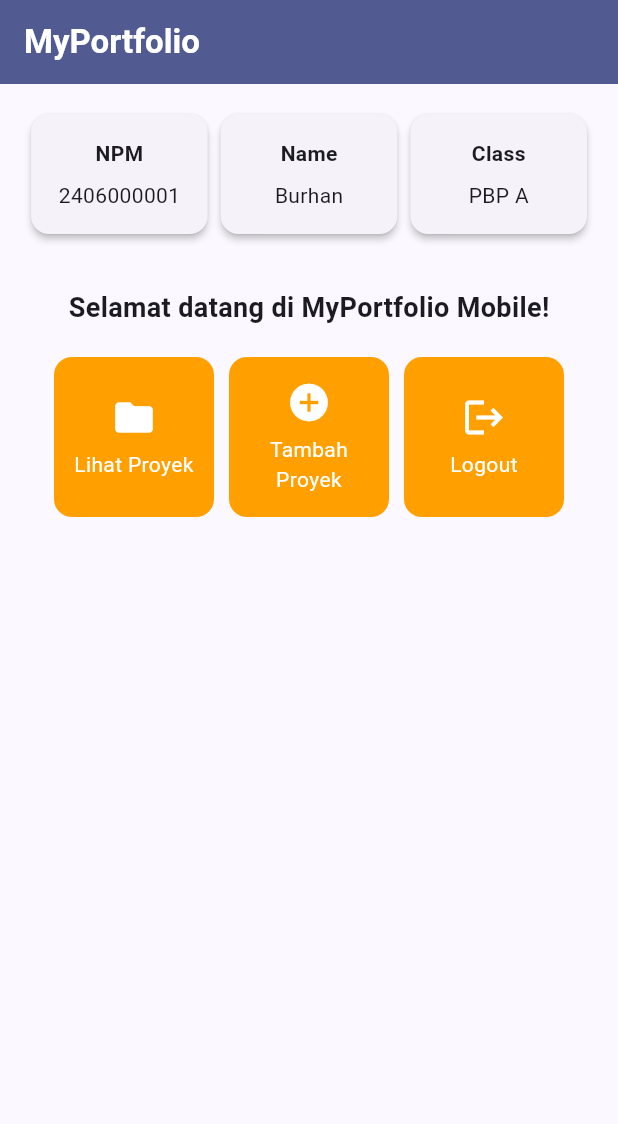
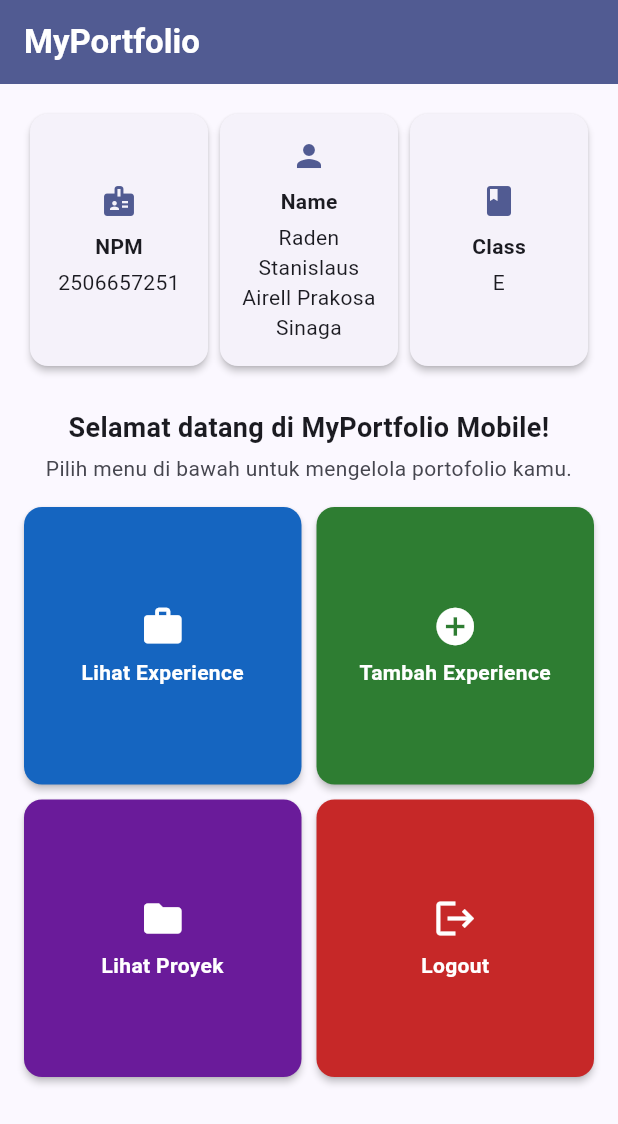
Before and after one commit to airelprakosa/myportofolio_mobile, a Flutter app: the screen it shows after launch, on a phone screen of 412 x 824 dp. Shown: the top 1124 px of the screen. Run offline on Flutter 3.47's test engine with Material 3 defaults, Android fonts, the phone set to English and light mode, and no system bars.

Commit message:
feat(menu): show personal profile and colored portfolio actions with responsive layout

```diff
--- a/lib/menu.dart
+++ b/lib/menu.dart
@@ -1,165 +1,148 @@
 import 'package:flutter/material.dart';
+import 'package:myportofolio_mobile/models/item_homepage.dart';
+import 'package:myportofolio_mobile/widgets/info_card.dart';
+import 'package:myportofolio_mobile/widgets/item_card.dart';
 
+/// Halaman menu utama aplikasi MyPortfolio Mobile.
+///
+/// Halaman ini hanya menampilkan data yang tetap (identitas pemilik dan daftar
+/// tombol aksi), sehingga dibuat sebagai [StatelessWidget] dengan konstruktor
+/// `const`. Komponen kartunya dipisah ke `widgets/` dan model datanya ke
+/// `models/` agar berkas ini fokus pada susunan halaman.
 class MyHomePage extends StatelessWidget {
-  MyHomePage({super.key});
+  const MyHomePage({super.key});
 
-  final String npm = "2406000001";
-  final String nama = "Burhan";
-  final String kelas = "PBP A";
+  /// Lebar maksimum konten agar tampilan tetap proporsional di layar lebar
+  /// (misalnya saat dijalankan di Chrome).
+  static const double _maxContentWidth = 720.0;
 
-  final List<ItemHomepage> items = [
-    ItemHomepage("Lihat Proyek", Icons.folder),
-    ItemHomepage("Tambah Proyek", Icons.add_circle),
-    ItemHomepage("Logout", Icons.logout),
+  /// Batas lebar untuk menampilkan tombol dalam 4 kolom; di bawahnya 2 kolom.
+  static const double _wideLayoutBreakpoint = 600.0;
+
+  /// NPM pemilik portofolio.
+  final String npm = '2506657251';
+
+  /// Nama lengkap pemilik portofolio.
+  final String nama = 'Raden Stanislaus Airell Prakosa Sinaga';
+
+  /// Kelas PBP pemilik portofolio.
+  final String kelas = 'E';
+
+  /// Daftar tombol aksi portofolio. Setiap tombol memiliki warna latar yang
+  /// berbeda dan kontras satu sama lain.
+  final List<ItemHomepage> items = const [
+    ItemHomepage(
+      'Lihat Experience',
+      Icons.work,
+      Color(0xFF1565C0), // biru
+      description: 'Lihat daftar pengalaman (Experience) di portofolio',
+    ),
+    ItemHomepage(
+      'Tambah Experience',
+      Icons.add_circle,
+      Color(0xFF2E7D32), // hijau
+      description: 'Tambahkan pengalaman baru ke portofolio',
+    ),
+    ItemHomepage(
+      'Lihat Proyek',
+      Icons.folder,
+      Color(0xFF6A1B9A), // ungu
+      description: 'Lihat daftar proyek di portofolio',
+    ),
+    ItemHomepage(
+      'Logout',
+      Icons.logout,
+      Color(0xFFC62828), // merah
+      description: 'Keluar dari akun portofolio',
+    ),
   ];
 
   @override
   Widget build(BuildContext context) {
-    // Scaffold menyediakan struktur visual dasar halaman (AppBar, Body, SnackBar).
+    final colorScheme = Theme.of(context).colorScheme;
+
+    // Scaffold menyediakan struktur visual dasar halaman (AppBar, body,
+    // dan tempat SnackBar ditampilkan).
     return Scaffold(
-      // AppBar menampilkan bar bagian atas halaman aplikasi.
       appBar: AppBar(
         title: const Text(
           'MyPortfolio',
-          style: TextStyle(
-            color: Colors.white,
-            fontWeight: FontWeight.bold,
+          style: TextStyle(color: Colors.white, fontWeight: FontWeight.bold),
+        ),
+        backgroundColor: colorScheme.primary,
+      ),
+      // SingleChildScrollView mencegah overflow ketika layar pendek atau
+      // ketika orientasi perangkat diputar.
+      body: SingleChildScrollView(
+        padding: const EdgeInsets.all(16.0),
+        child: Center(
+          child: ConstrainedBox(
+            constraints: const BoxConstraints(maxWidth: _maxContentWidth),
+            child: Column(
+              crossAxisAlignment: CrossAxisAlignment.stretch,
+              children: [
+                // IntrinsicHeight membuat ketiga InfoCard sama tinggi
+                // walaupun isi kartu Name lebih panjang dari yang lain.
+                IntrinsicHeight(
+                  child: Row(
+                    crossAxisAlignment: CrossAxisAlignment.stretch,
+                    children: [
+                      Expanded(
+                        child: InfoCard(
+                          title: 'NPM',
+                          content: npm,
+                          icon: Icons.badge,
                         ),
                       ),
-        backgroundColor: Theme.of(context).colorScheme.primary,
-      ),
-      // Body halaman utama dengan padding di sekelilingnya.
-      body: Padding(
-        padding: const EdgeInsets.all(16.0),
-        child: Column(
-          crossAxisAlignment: CrossAxisAlignment.center,
-          children: [
-            // Baris horizontal untuk menampilkan 3 InfoCard secara sejajar.
-            Row(
-              mainAxisAlignment: MainAxisAlignment.spaceEvenly,
-              children: [
-                InfoCard(title: 'NPM', content: npm),
-                InfoCard(title: 'Name', content: nama),
-                InfoCard(title: 'Class', content: kelas),
-              ],
-            ),
-
-            const SizedBox(height: 16.0),
-
-            // Bagian tengah: pesan sambutan dan kisi tombol menu portofolio.
-            Center(
-              child: Column(
-                children: [
-                  const Padding(
-                    padding: EdgeInsets.only(top: 16.0),
-                    child: Text(
-                      'Selamat datang di MyPortfolio Mobile!',
-                      style: TextStyle(
-                        fontWeight: FontWeight.bold,
-                        fontSize: 18.0,
+                      Expanded(
+                        child: InfoCard(
+                          title: 'Name',
+                          content: nama,
+                          icon: Icons.person,
                         ),
                       ),
-                  ),
-
-                  // GridView menampilkan kartu tombol dalam tata letak kisi 3 kolom.
-                  GridView.count(
-                    primary: true,
-                    padding: const EdgeInsets.all(20),
-                    crossAxisSpacing: 10,
-                    mainAxisSpacing: 10,
-                    crossAxisCount: 3,
-                    // shrinkWrap agar ukuran kisi menyesuaikan tinggi konten anak.
-                    shrinkWrap: true,
-                    children: items.map((ItemHomepage item) {
-                      return ItemCard(item);
-                    }).toList(),
-                  ),
-                ],
+                      Expanded(
+                        child: InfoCard(
+                          title: 'Class',
+                          content: kelas,
+                          icon: Icons.class_,
                         ),
                       ),
                     ],
                   ),
                 ),
-    );
-  }
-}
+                const SizedBox(height: 24.0),
+                const Text(
+                  'Selamat datang di MyPortfolio Mobile!',
+                  textAlign: TextAlign.center,
+                  style: TextStyle(fontWeight: FontWeight.bold, fontSize: 18.0),
+                ),
+                const SizedBox(height: 4.0),
+                Text(
+                  'Pilih menu di bawah untuk mengelola portofolio kamu.',
+                  textAlign: TextAlign.center,
+                  style: TextStyle(color: colorScheme.onSurfaceVariant),
+                ),
+                const SizedBox(height: 16.0),
+                // LayoutBuilder menyesuaikan jumlah kolom dengan lebar layar:
+                // 2 kolom di ponsel, 4 kolom di layar lebar.
+                LayoutBuilder(
+                  builder: (context, constraints) {
+                    final crossAxisCount =
+                        constraints.maxWidth >= _wideLayoutBreakpoint ? 4 : 2;
 
-class InfoCard extends StatelessWidget {
-  // Kartu informasi yang menampilkan judul (title) dan isi (content).
-  final String title;
-  final String content;
-
-  const InfoCard({super.key, required this.title, required this.content});
-
-  @override
-  Widget build(BuildContext context) {
-    return Card(
-      // Memberikan efek bayangan kartu elevasi 2 unit.
-      elevation: 2.0,
-      child: Container(
-        // Menyesuaikan lebar kartu dengan proporsi layar (dibagi 3.5).
-        width: MediaQuery.of(context).size.width / 3.5,
-        padding: const EdgeInsets.all(16.0),
-        // Menyusun teks title dan content secara vertikal.
-        child: Column(
-          children: [
-            Text(
-              title,
-              style: const TextStyle(fontWeight: FontWeight.bold),
-            ),
-            const SizedBox(height: 8.0),
-            Text(content),
-          ],
-        ),
-      ),
-    );
-  }
-}
-
-class ItemHomepage {
-  final String name;
-  final IconData icon;
-
-  ItemHomepage(this.name, this.icon);
-}
-
-class ItemCard extends StatelessWidget {
-  final ItemHomepage item;
-
-  const ItemCard(this.item, {super.key});
-
-  @override
-  Widget build(BuildContext context) {
-    return Material(
-      // Menggunakan warna sekunder dari skema tema aplikasi.
-      color: Theme.of(context).colorScheme.secondary,
-      borderRadius: BorderRadius.circular(12),
-      child: InkWell(
-        // Aksi ketika kartu ditekan oleh pengguna.
-        onTap: () {
-          // Menampilkan SnackBar dengan pesan interaktif.
-          ScaffoldMessenger.of(context)
-            ..hideCurrentSnackBar()
-            ..showSnackBar(
-              SnackBar(content: Text("Kamu telah menekan tombol ${item.name}!")),
+                    return GridView.count(
+                      crossAxisCount: crossAxisCount,
+                      crossAxisSpacing: 10,
+                      mainAxisSpacing: 10,
+                      // shrinkWrap + NeverScrollableScrollPhysics agar grid
+                      // mengikuti tinggi isinya dan ikut digulir bersama
+                      // halaman, bukan menggulir sendiri.
+                      shrinkWrap: true,
+                      physics: const NeverScrollableScrollPhysics(),
+                      children: items.map((item) => ItemCard(item)).toList(),
                     );
                   },
-        child: Container(
-          padding: const EdgeInsets.all(8),
-          child: Center(
-            child: Column(
-              mainAxisAlignment: MainAxisAlignment.center,
-              children: [
-                Icon(
-                  item.icon,
-                  color: Colors.white,
-                  size: 30.0,
-                ),
-                const Padding(padding: EdgeInsets.all(3)),
-                Text(
-                  item.name,
-                  textAlign: TextAlign.center,
-                  style: const TextStyle(color: Colors.white),
                 ),
               ],
             ),
```
Lines whose indentation alone changed are shown as unchanged.
